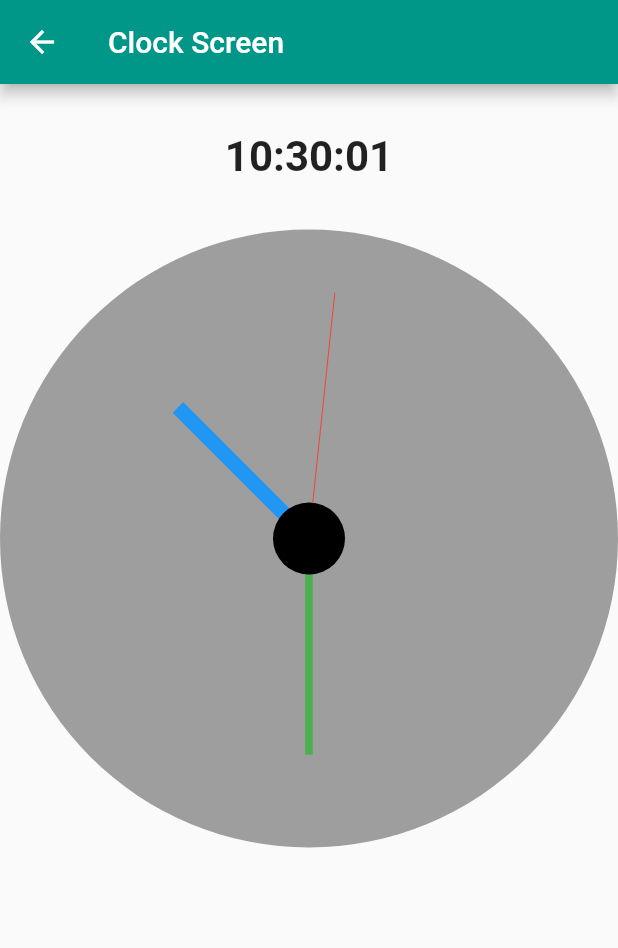
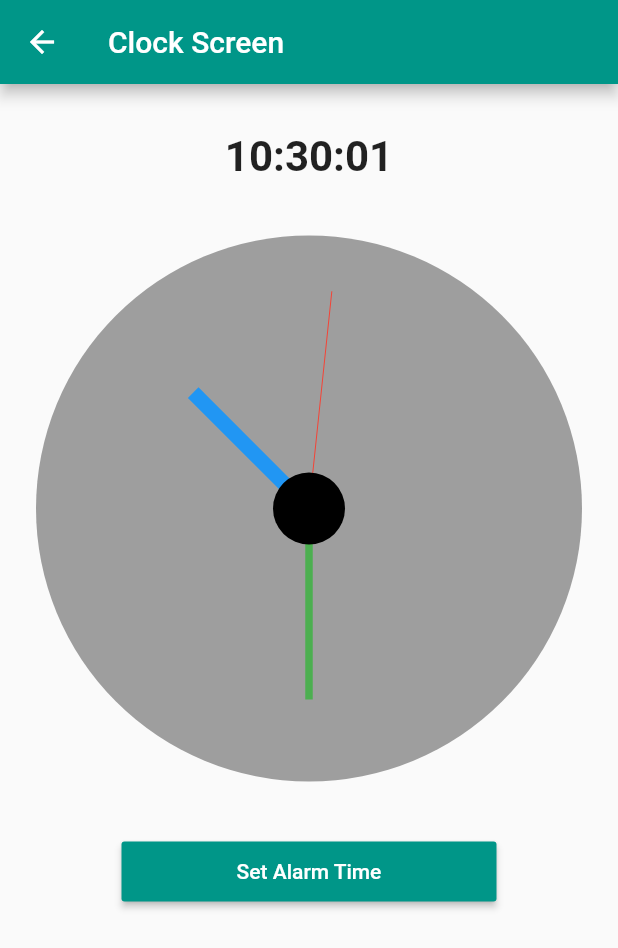
Before and after one commit to yoesuv/GetX-Playground, a Flutter app: the ClockScreen screen opened by its route, on a phone screen of 412 x 824 dp. Shown: the top 948 px of the screen. Run offline on Flutter 3.47's test engine with Material 2 defaults, Android fonts, the phone set to English and light mode, and no system bars; our stand-ins replace get, image_picker, permission_handler.

Commit message:
:pencil: add button set alarm time

```diff
--- a/lib/src/menu/clock/clock_screen.dart
+++ b/lib/src/menu/clock/clock_screen.dart
@@ -3,6 +3,7 @@ import 'dart:math';
 import 'package:flutter/material.dart';
 import 'package:get/get.dart';
 import 'package:my_getx_playground/src/menu/clock/clock_controller.dart';
+import 'package:my_getx_playground/src/widgets/my_button.dart';
 
 class ClockScreen extends GetView<ClockController> {
   static const routeName = '/clock';
@@ -27,9 +28,11 @@ class ClockScreen extends GetView<ClockController> {
                 fontWeight: FontWeight.bold,
               ),
             ),
-            const SizedBox(height: 32),
+            const SizedBox(height: 12),
             AspectRatio(
               aspectRatio: 1,
+              child: Padding(
+                padding: const EdgeInsets.all(24),
                 child: Container(
                   decoration: const BoxDecoration(
                     color: Colors.grey,
@@ -38,9 +41,18 @@ class ClockScreen extends GetView<ClockController> {
                   child: Transform.rotate(
                     angle: -pi / 2,
                     child: CustomPaint(
-                    painter: ClockPainter(dateTime: controller.dateTime.value),
+                      painter:
+                          ClockPainter(dateTime: controller.dateTime.value),
                     ),
                   ),
+                ),
+              ),
+            ),
+            const SizedBox(height: 12),
+            Center(
+              child: MyButton(
+                label: 'Set Alarm Time',
+                onPressed: () {},
               ),
             ),
           ],
```
Lines whose indentation alone changed are shown as unchanged.
